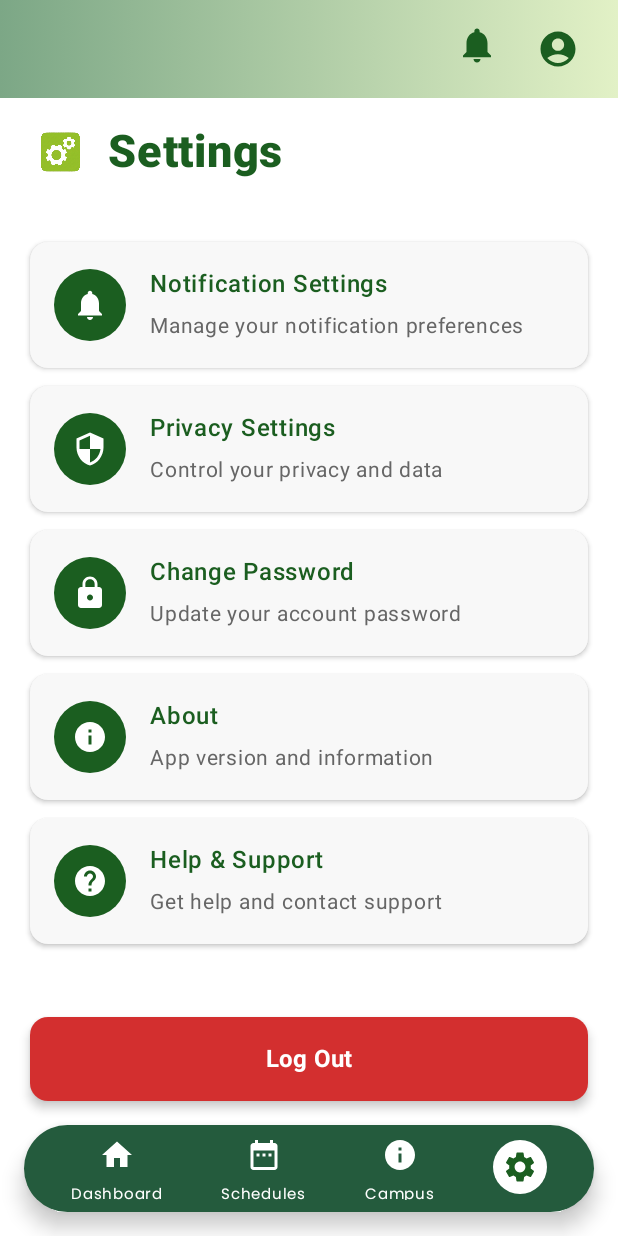
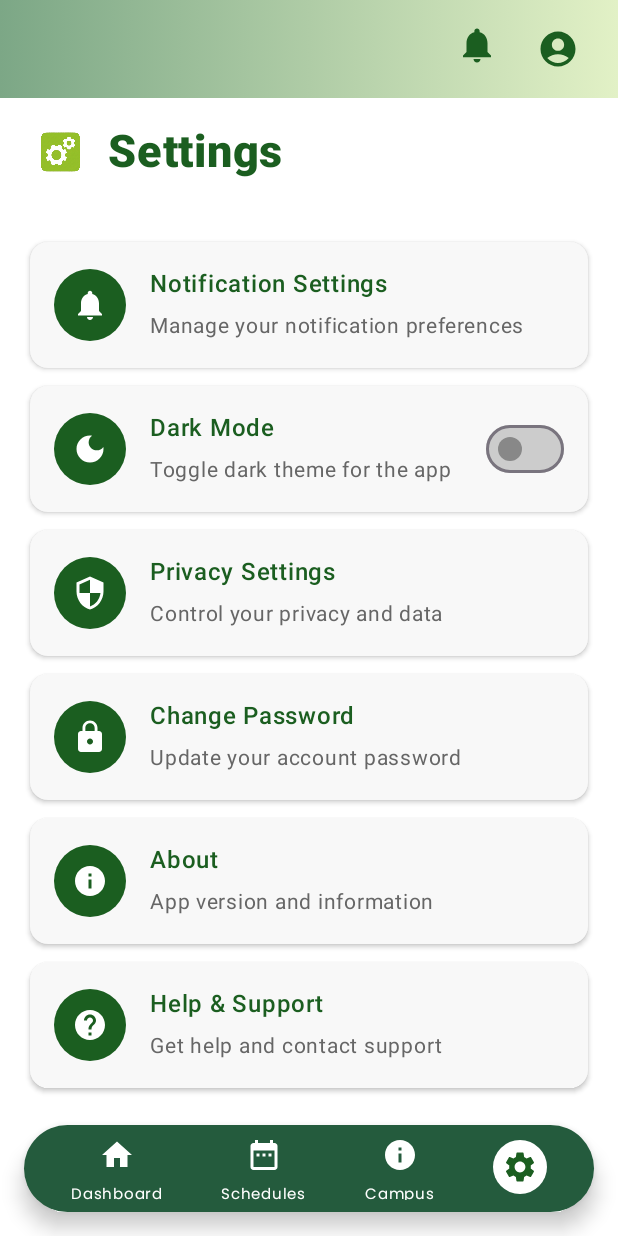
Before and after one commit to villanuevaangeloryan-art/uniassist, an Android app built with Jetpack Compose: the @Preview function SettingsScreenPreview, on a phone screen of 412 x 824 dp. Run offline under Robolectric (Android 15) with nearby library versions, the phone set to English and light mode, and no system bars.

Commit message:
Valinado - I added Dark Mode for both students and teachers to improve usability and viewing comfort.

```diff
--- a/app/src/main/java/com/example/uniassist/ui/screens/ManageAnnouncementScreen.kt
+++ b/app/src/main/java/com/example/uniassist/ui/screens/ManageAnnouncementScreen.kt
@@ -196,7 +196,7 @@ fun ManageAnnouncementsScreen(
                             onArchive       = onArchive,
                             onUnarchive     = onUnarchive,
                             onDeleteRequest = { announcementToDelete = it },
-                            onEditRequest   = { onEditNavigate(announcement.id) }
+                            onEditRequest   = onEditNavigate // Directly pass the function
                         )
                     }
                 }
--- a/app/src/main/java/com/example/uniassist/ui/screens/SettingsScreen.kt
+++ b/app/src/main/java/com/example/uniassist/ui/screens/SettingsScreen.kt
@@ -7,16 +7,8 @@ import androidx.compose.foundation.layout.*
 import androidx.compose.foundation.shape.CircleShape
 import androidx.compose.foundation.shape.RoundedCornerShape
 import androidx.compose.material.icons.Icons
-import androidx.compose.material.icons.filled.AccountCircle
-import androidx.compose.material.icons.filled.DateRange
-import androidx.compose.material.icons.filled.Home
-import androidx.compose.material.icons.filled.Info
-import androidx.compose.material.icons.filled.Lock
-import androidx.compose.material.icons.filled.Notifications
-import androidx.compose.material.icons.filled.Settings
-import androidx.compose.material.icons.filled.Info
-import androidx.compose.material.icons.filled.Help
-import androidx.compose.material.icons.filled.Security
+import androidx.compose.material.icons.filled.*
+import androidx.compose.material.icons.outlined.*
 import androidx.compose.material3.*
 import androidx.compose.runtime.*
 import androidx.compose.ui.Alignment
@@ -99,6 +91,9 @@ fun SettingsScreen(
     var showHelpSupportDialog by remember { mutableStateOf(false) }
     var showLogoutDialog by remember { mutableStateOf(false) }
 
+    // Dark Mode State
+    var isDarkMode by remember { mutableStateOf(false) }
+
     Scaffold(
         modifier = Modifier
             .fillMaxSize()
@@ -127,11 +122,13 @@ fun SettingsScreen(
             modifier = Modifier
                 .fillMaxSize()
                 .padding(innerPadding)
-                .background(Color.White)
+                .background(if (isDarkMode) Color(0xFF121212) else Color.White)
         ) {
-            SettingsTitleSection()
+            SettingsTitleSection(isDarkMode = isDarkMode)
 
             SettingsContent(
+                isDarkMode = isDarkMode,
+                onDarkModeChange = { isDarkMode = it },
                 onNotificationSettingsClick = { showNotificationSettingsDialog = true },
                 onPrivacySettingsClick = { showPrivacySettingsDialog = true },
                 onChangePasswordClick = { showChangePasswordDialog = true },
@@ -290,7 +287,7 @@ fun SettingsHeaderSection(
 }
 
 @Composable
-fun SettingsTitleSection() {
+fun SettingsTitleSection(isDarkMode: Boolean) {
     Row(
         modifier = Modifier
             .fillMaxWidth()
@@ -306,7 +303,7 @@ fun SettingsTitleSection() {
         Spacer(modifier = Modifier.width(12.dp))
         Text(
             text = "Settings",
-            color = Color(0xFF1B5E20),
+            color = if (isDarkMode) Color.White else Color(0xFF1B5E20),
             fontWeight = FontWeight.ExtraBold,
             fontSize = 30.sp
         )
@@ -315,6 +312,8 @@ fun SettingsTitleSection() {
 
 @Composable
 fun SettingsContent(
+    isDarkMode: Boolean,
+    onDarkModeChange: (Boolean) -> Unit,
     onNotificationSettingsClick: () -> Unit,
     onPrivacySettingsClick: () -> Unit,
     onChangePasswordClick: () -> Unit,
@@ -331,13 +330,26 @@ fun SettingsContent(
             icon = Icons.Default.Notifications,
             title = "Notification Settings",
             subtitle = "Manage your notification preferences",
+            isDarkMode = isDarkMode,
             onClick = onNotificationSettingsClick
+        )
+
+        SettingsOptionCard(
+            icon = Icons.Default.DarkMode,
+            title = "Dark Mode",
+            subtitle = "Toggle dark theme for the app",
+            isDarkMode = isDarkMode,
+            hasSwitch = true,
+            switchState = isDarkMode,
+            onSwitchChange = onDarkModeChange,
+            onClick = { onDarkModeChange(!isDarkMode) }
         )
 
         SettingsOptionCard(
             icon = Icons.Default.Security,
             title = "Privacy Settings",
             subtitle = "Control your privacy and data",
+            isDarkMode = isDarkMode,
             onClick = onPrivacySettingsClick
         )
 
@@ -345,6 +357,7 @@ fun SettingsContent(
             icon = Icons.Default.Lock,
             title = "Change Password",
             subtitle = "Update your account password",
+            isDarkMode = isDarkMode,
             onClick = onChangePasswordClick
         )
 
@@ -352,6 +365,7 @@ fun SettingsContent(
             icon = Icons.Default.Info,
             title = "About",
             subtitle = "App version and information",
+            isDarkMode = isDarkMode,
             onClick = onAboutClick
         )
 
@@ -359,6 +373,7 @@ fun SettingsContent(
             icon = Icons.Default.Help,
             title = "Help & Support",
             subtitle = "Get help and contact support",
+            isDarkMode = isDarkMode,
             onClick = onHelpSupportClick
         )
     }
@@ -369,6 +384,10 @@ fun SettingsOptionCard(
     icon: ImageVector,
     title: String,
     subtitle: String,
+    isDarkMode: Boolean = false,
+    hasSwitch: Boolean = false,
+    switchState: Boolean = false,
+    onSwitchChange: (Boolean) -> Unit = {},
     onClick: () -> Unit
 ) {
     Card(
@@ -376,7 +395,9 @@ fun SettingsOptionCard(
             .fillMaxWidth()
             .clickable { onClick() },
         shape = RoundedCornerShape(12.dp),
-        colors = CardDefaults.cardColors(containerColor = Color(0xFFF8F8F8)),
+        colors = CardDefaults.cardColors(
+            containerColor = if (isDarkMode) Color(0xFF1E1E1E) else Color(0xFFF8F8F8)
+        ),
         elevation = CardDefaults.cardElevation(defaultElevation = 2.dp)
     ) {
         Row(
@@ -405,16 +426,29 @@ fun SettingsOptionCard(
             Column(modifier = Modifier.weight(1f)) {
                 Text(
                     text = title,
-                    color = Color(0xFF1B5E20),
+                    color = if (isDarkMode) Color.White else Color(0xFF1B5E20),
                     fontSize = 16.sp,
                     fontWeight = FontWeight.SemiBold
                 )
                 Spacer(modifier = Modifier.height(4.dp))
                 Text(
                     text = subtitle,
-                    color = Color(0xFF666666),
+                    color = if (isDarkMode) Color.LightGray else Color(0xFF666666),
                     fontSize = 14.sp,
                     fontWeight = FontWeight.Normal
+                )
+            }
+
+            if (hasSwitch) {
+                Switch(
+                    checked = switchState,
+                    onCheckedChange = onSwitchChange,
+                    colors = SwitchDefaults.colors(
+                        checkedThumbColor = Color.White,
+                        checkedTrackColor = Color(0xFF1B5E20),
+                        uncheckedThumbColor = Color.Gray,
+                        uncheckedTrackColor = Color.LightGray
+                    )
                 )
             }
         }
```
